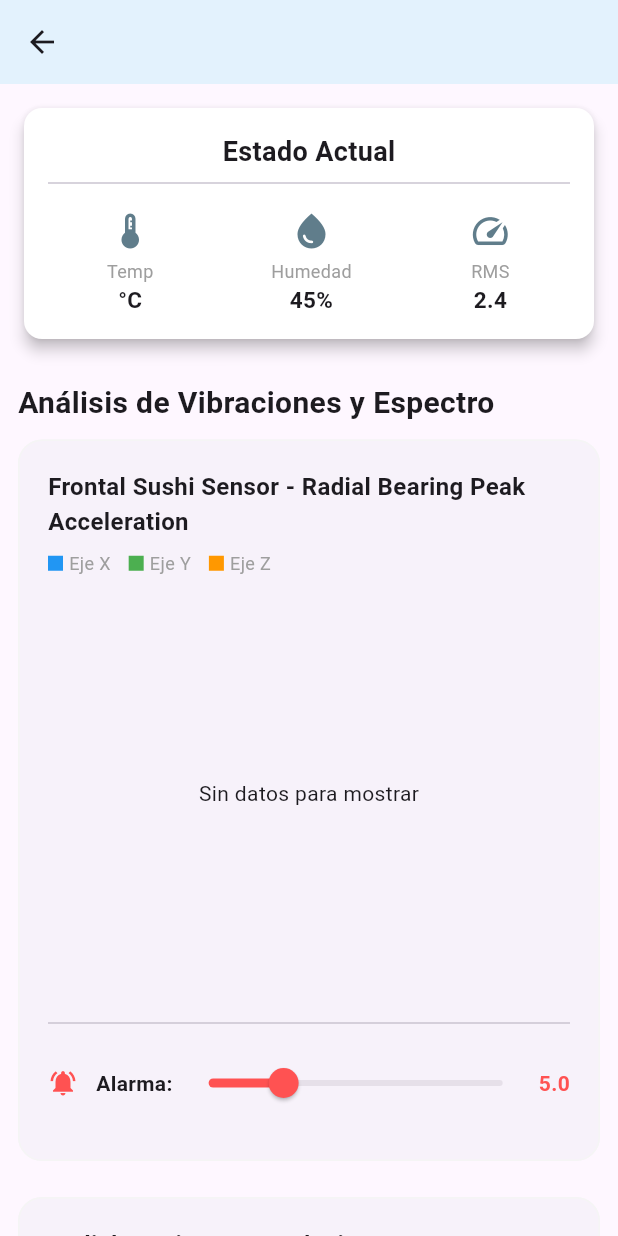
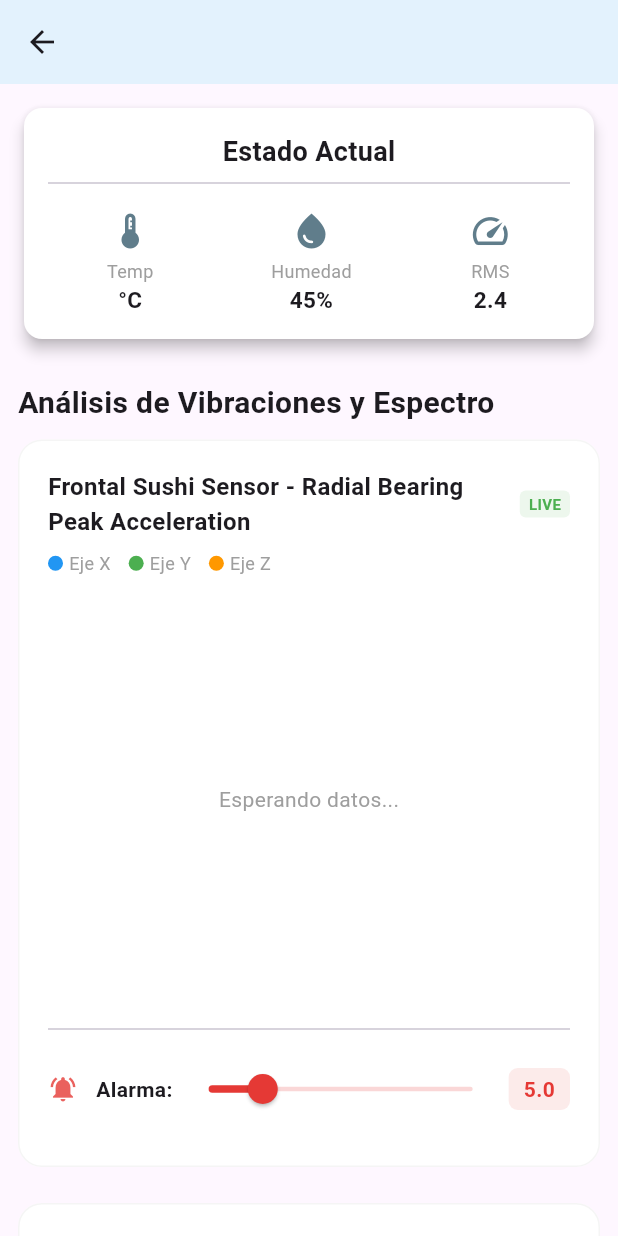
Before and after one commit to Yambo13/Panel_Flutter, a Flutter app: the SensorDetailScreen screen opened directly with empty values, on a phone screen of 412 x 824 dp. Run offline on Flutter 3.47's test engine with Material 3 defaults, Android fonts, the phone set to English and light mode, and no system bars; our stand-ins replace fl_chart, flutter_map, latlong2, syncfusion_flutter_gauges; missing offline and left inert: influxdb_client.

```diff
--- a/lib/ui/screens/sensor_detail_screen.dart
+++ b/lib/ui/screens/sensor_detail_screen.dart
@@ -404,8 +404,8 @@ class _SensorChartCardState extends State<_SensorChartCard> {
                       child: Slider(
                         value: _alarmThreshold,
                         min: 0,
-                        max: 200, // Ajustado a un rango más realista
-                        divisions: 50,
+                        max: 300, // Ajustado a un rango más realista
+                        divisions: 100,
                         activeColor: kAlarmColor,
                         onChanged: (v) => setState(() => _alarmThreshold = v),
                       ),
@@ -487,48 +487,114 @@ class _MultiSensorChartCard extends StatefulWidget {
 }
 
 class _MultiSensorChartCardState extends State<_MultiSensorChartCard> {
-  final InfluxService _influxService = InfluxService(); //Instance de servicio InfluxDB
+  final InfluxService _influxService = InfluxService();
+
+  // 1. ESTADO
   double _alarmThreshold = 5.0;
+  List<List<FlSpot>> _allSpots = [[], [], []]; // Lista de listas (una por cada línea)
+  bool _isLoading = true;
+  Timer? _timer;
 
-  //Función para cargar datos de múltiples campos
-  Future<List<List<FlSpot>>> _fetchAllData() async {
-    //Future.wait para pedir los 3 campos a la vez
-    return await Future.wait(widget.fieldNames.map((field) =>
+  @override
+  void initState() {
+    super.initState();
+    // 2. INICIAR CARGA Y TEMPORIZADOR
+    _fetchAllData();
+    _timer = Timer.periodic(const Duration(seconds: 5), (timer) {
+      _fetchAllData();
+    });
+  }
+
+  @override
+  void dispose() {
+    _timer?.cancel(); // Limpieza al salir
+    super.dispose();
+  }
+
+  // 3. CARGA DE DATOS EN PARALELO
+  Future<void> _fetchAllData() async {
+    try {
+      final results = await Future.wait(
+        widget.fieldNames.map((field) =>
           _influxService.getHistoryData(
             widget.measurement,
             field,
             widget.filterTag,
-          widget.sensorId,
+            widget.sensorId
           )
         )
       );
+
+      if (mounted) {
+        setState(() {
+          _allSpots = results;
+          _isLoading = false;
+        });
+      }
+    } catch (e) {
+      print("Error cargando multi-chart: $e");
+    }
   }
 
   @override
   Widget build(BuildContext context) {
+    // 4. CÁLCULO DE EJES DINÁMICOS (Max X y Max Y)
+    double currentMaxX = widget.maxX;
+    double currentMaxY = 0;
+
+    // Buscamos el valor más alto en todas las líneas
+    for (var list in _allSpots) {
+      if (list.isNotEmpty) {
+        if (list.last.x > currentMaxX) currentMaxX = list.last.x;
+        for (var spot in list) {
+          if (spot.y > currentMaxY) currentMaxY = spot.y;
+        }
+      }
+    }
+
+    // Ajuste con la alarma y margen superior ("aire")
+    if (_alarmThreshold > currentMaxY) currentMaxY = _alarmThreshold;
+    double finalMaxY = (currentMaxY * 1.2);
+    if (finalMaxY == 0) finalMaxY = 10; // Mínimo por defecto
+
     return Card(
       elevation: 0,
+      color: Colors.white,
       margin: const EdgeInsets.only(bottom: 24),
       shape: RoundedRectangleBorder(
         borderRadius: BorderRadius.circular(16),
-        side: BorderSide(color: Colors.grey.shade100)),
+        side: BorderSide(color: Colors.grey.shade100),
+      ),
       child: Padding(
         padding: const EdgeInsets.all(20.0),
         child: Column(
           crossAxisAlignment: CrossAxisAlignment.start,
           children: [
-            Text(widget.title, style: const TextStyle(fontSize: 16, fontWeight: FontWeight.bold)),
+            // Cabecera con Título y Estado
+            Row(
+              mainAxisAlignment: MainAxisAlignment.spaceBetween,
+              children: [
+                Expanded(child: Text(widget.title, style: const TextStyle(fontSize: 16, fontWeight: FontWeight.w700))),
+                _isLoading
+                  ? const SizedBox(height: 12, width: 12, child: CircularProgressIndicator(strokeWidth: 2))
+                  : Container(
+                      padding: const EdgeInsets.symmetric(horizontal: 6, vertical: 2),
+                      decoration: BoxDecoration(color: Colors.green.withOpacity(0.1), borderRadius: BorderRadius.circular(4)),
+                      child: const Text("LIVE", style: TextStyle(fontSize: 10, color: Colors.green, fontWeight: FontWeight.bold)),
+                    ),
+              ],
+            ),
+
             const SizedBox(height: 8),
+
+            // Leyenda de colores
             Wrap(
               spacing: 12,
               children: List.generate(widget.legendLabels.length, (index) {
                 return Row(
                   mainAxisSize: MainAxisSize.min,
                   children: [
-                    Container(
-                      width: 10,
-                      height: 10,
-                      color: widget.lineColors[index]),
+                    Container(width: 10, height: 10, decoration: BoxDecoration(color: widget.lineColors[index], shape: BoxShape.circle)),
                     const SizedBox(width: 4),
                     Text(widget.legendLabels[index], style: const TextStyle(fontSize: 12, color: Colors.grey)),
                   ],
@@ -536,124 +602,139 @@ class _MultiSensorChartCardState extends State<_MultiSensorChartCard> {
               }),
             ),
 
-            const SizedBox(height: 20),
+            const SizedBox(height: 24),
 
+            // GRÁFICA
             SizedBox(
               height: 250,
-              child: FutureBuilder<List<List<FlSpot>>>(
-                future: _fetchAllData(),
-                builder: (context, snapshot) {
-                  if (snapshot.connectionState == ConnectionState.waiting) {
-                    return const Center(child: CircularProgressIndicator(strokeWidth: 2));
-                  } else if (!snapshot.hasData || snapshot.data!.every((l) => l.isEmpty)) {
-                    return const Center(child: Text("Sin datos para mostrar"));
-                  }
-
-                  final allSpots = snapshot.data!;
-
-                  // 1. CÁLCULO DINÁMICO DE EJES
-                  double currentMaxX = widget.maxX;
-                  double currentMaxY = 0;
-
-                  for (var list in allSpots) {
-                    if (list.isNotEmpty) {
-                      // Revisar X
-                      if (list.last.x > currentMaxX) currentMaxX = list.last.x;
-
-                      // Revisar Y (Buscar el pico más alto en esta línea)
-                      for (var spot in list) {
-                        if (spot.y > currentMaxY) currentMaxY = spot.y;
-                      }
-                    }
-                  }
-
-                  // 2. LÓGICA DE MARGEN Y ALARMA
-                  // Si la alarma es más alta que los datos, usamos la alarma como techo
-                  if (_alarmThreshold > currentMaxY) currentMaxY = _alarmThreshold;
-
-                  // Añadimos un 20% de "aire" arriba para que no quede pegado
-                  // Si todo es 0, forzamos un mínimo de 10 para que no se rompa la gráfica
-                  double finalMaxY = (currentMaxY * 1.2);
-                  if (finalMaxY == 0) finalMaxY = 10;
-
-                  return LineChart(
+              child: _allSpots.every((l) => l.isEmpty) && !_isLoading
+                  ? Center(child: Text("Esperando datos...", style: TextStyle(color: kAxisTextColor)))
+                  : LineChart(
                     LineChartData(
                       minY: 0,
                       minX: 0,
                       maxX: currentMaxX,
-                      maxY: finalMaxY, // <--- 3. APLICAMOS EL LÍMITE CALCULADO
+                      maxY: finalMaxY, // <--- Aplicamos el Y dinámico calculado
 
+                      // Interactividad (Tooltip que muestra 3 valores si se superponen)
+                      lineTouchData: LineTouchData(
+                        handleBuiltInTouches: true,
+                        touchTooltipData: LineTouchTooltipData(
+                          getTooltipItems: (List<LineBarSpot> touchedBarSpots) {
+                            return touchedBarSpots.map((barSpot) {
+                              return LineTooltipItem(
+                                '${widget.legendLabels[barSpot.barIndex]}: ${barSpot.y.toStringAsFixed(2)}\n',
+                                TextStyle(color: widget.lineColors[barSpot.barIndex], fontWeight: FontWeight.bold),
+                              );
+                            }).toList();
+                          },
+                        ),
+                      ),
+
+                      // Línea de Alarma
                       extraLinesData: ExtraLinesData(
                         horizontalLines: [
                           HorizontalLine(
                             y: _alarmThreshold,
-                            color: Colors.red.withOpacity(0.6),
+                            color: kAlarmColor.withOpacity(0.6),
                             strokeWidth: 1.5,
                             dashArray: [6, 2],
                             label: HorizontalLineLabel(
                               show: true,
                               alignment: Alignment.topRight,
-                              style: const TextStyle(color: Colors.red, fontWeight: FontWeight.bold, fontSize: 10),
+                              style: TextStyle(color: kAlarmColor, fontWeight: FontWeight.bold, fontSize: 10),
                               labelResolver: (line) => "Límite: ${line.y.toStringAsFixed(1)}",
                             ),
                           ),
                         ],
                       ),
 
-                      gridData: FlGridData (
+                      gridData: FlGridData(
                         show: true,
                         drawVerticalLine: false,
-                        horizontalInterval: _alarmThreshold > 0 ? _alarmThreshold: 5,
-                        getDrawingHorizontalLine: (value) => FlLine(color: Colors.grey.shade200, strokeWidth: 1),
+                        horizontalInterval: finalMaxY / 5, // Intervalos dinámicos según la altura
+                        getDrawingHorizontalLine: (value) => FlLine(color: kGridLineColor, strokeWidth: 0.5, dashArray: [4, 4]),
                       ),
-                      titlesData: const FlTitlesData(
+
+                      titlesData: FlTitlesData(
                         topTitles: AxisTitles(sideTitles: SideTitles(showTitles: false)),
                         rightTitles: AxisTitles(sideTitles: SideTitles(showTitles: false)),
-                        leftTitles: AxisTitles(sideTitles: SideTitles(showTitles: true, reservedSize: 40)),
-                        bottomTitles: AxisTitles(sideTitles: SideTitles(showTitles: true, reservedSize: 30)),
+                        leftTitles: AxisTitles(
+                          sideTitles: SideTitles(
+                            showTitles: true,
+                            reservedSize: 30,
+                            getTitlesWidget: (value, meta) {
+                                if (value == 0 || value >= finalMaxY) return const SizedBox.shrink();
+                                return Text(value.toStringAsFixed(1), style: TextStyle(color: kAxisTextColor, fontSize: 10));
+                            },
                           ),
-                      borderData: FlBorderData(show: false ),
+                        ),
+                        bottomTitles: AxisTitles(
+                          sideTitles: SideTitles(
+                            showTitles: true,
+                            interval: currentMaxX / 5,
+                            getTitlesWidget: (value, meta) {
+                               return Padding(
+                                 padding: const EdgeInsets.only(top: 6.0),
+                                 child: Text("${value.toInt()}m", style: TextStyle(color: kAxisTextColor, fontSize: 10)),
+                               );
+                            },
+                          ),
+                        ),
+                      ),
 
-                      lineBarsData: List.generate(allSpots.length, (index) {
+                      borderData: FlBorderData(show: false),
+
+                      // Generación de las 3 líneas
+                      lineBarsData: List.generate(_allSpots.length, (index) {
                         return LineChartBarData(
-                          spots: allSpots[index], //datos reales
+                          spots: _allSpots[index], // Datos en vivo
                           isCurved: true,
+                          curveSmoothness: 0.3,
                           color: widget.lineColors[index],
                           barWidth: 2,
                           dotData: const FlDotData(show: false),
-                          belowBarData: BarAreaData(show:false),
+                          belowBarData: BarAreaData(show: false),
                         );
                       }),
                     ),
-                  );
-                },
                   ),
             ),
 
             const SizedBox(height: 20),
             const Divider(),
 
-            //Alado el slider
+            // SLIDER DE ALARMA
             Padding(
               padding: const EdgeInsets.symmetric(vertical: 8.0),
               child: Row(
                 children: [
-                  const Icon(Icons.notifications_active, color: Colors.redAccent, size: 20),
+                  Icon(Icons.notifications_active, color: kAlarmColor.withOpacity(0.8), size: 20),
                   const SizedBox(width: 12),
                   const Text("Alarma:", style: TextStyle(fontWeight: FontWeight.w600)),
                   Expanded(
+                    child: SliderTheme(
+                      data: SliderTheme.of(context).copyWith(
+                        activeTrackColor: kAlarmColor,
+                        thumbColor: kAlarmColor,
+                        inactiveTrackColor: kAlarmColor.withOpacity(0.2),
+                        trackHeight: 3.0,
+                        overlayColor: kAlarmColor.withOpacity(0.1),
+                      ),
                       child: Slider(
                         value: _alarmThreshold,
                         min: 0,
-                      max: 20, // Ajusta este máximo según la magnitud de tus datos (vibración suele ser baja)
-                      divisions: 40,
-                      activeColor: Colors.redAccent,
+                        // El slider también se adapta al máximo de la gráfica si los datos suben mucho
+                        max: (finalMaxY > 25) ? finalMaxY : 25,
+                        divisions: 100,
                         onChanged: (v) => setState(() => _alarmThreshold = v),
                       ),
                     ),
-                  Text(
-                    _alarmThreshold.toStringAsFixed(1),
-                    style: const TextStyle(color: Colors.redAccent, fontWeight: FontWeight.bold),
+                  ),
+                  Container(
+                    padding: const EdgeInsets.symmetric(horizontal: 10, vertical: 4),
+                    decoration: BoxDecoration(color: kAlarmColor.withOpacity(0.1), borderRadius: BorderRadius.circular(6)),
+                    child: Text(_alarmThreshold.toStringAsFixed(1), style: TextStyle(color: kAlarmColor, fontWeight: FontWeight.bold)),
                   ),
                 ],
               ),
```
Lines whose indentation alone changed are shown as unchanged.
